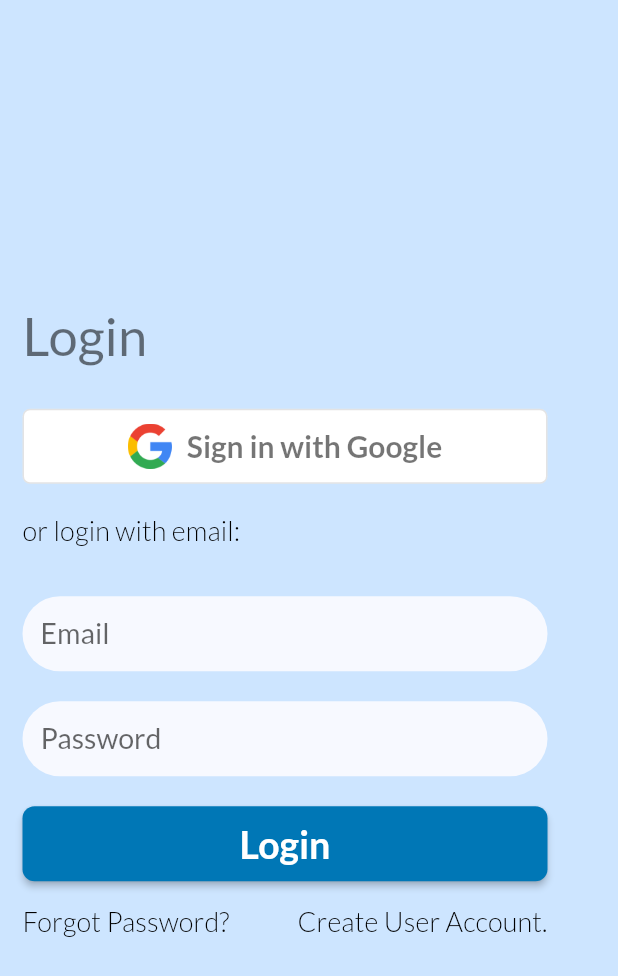
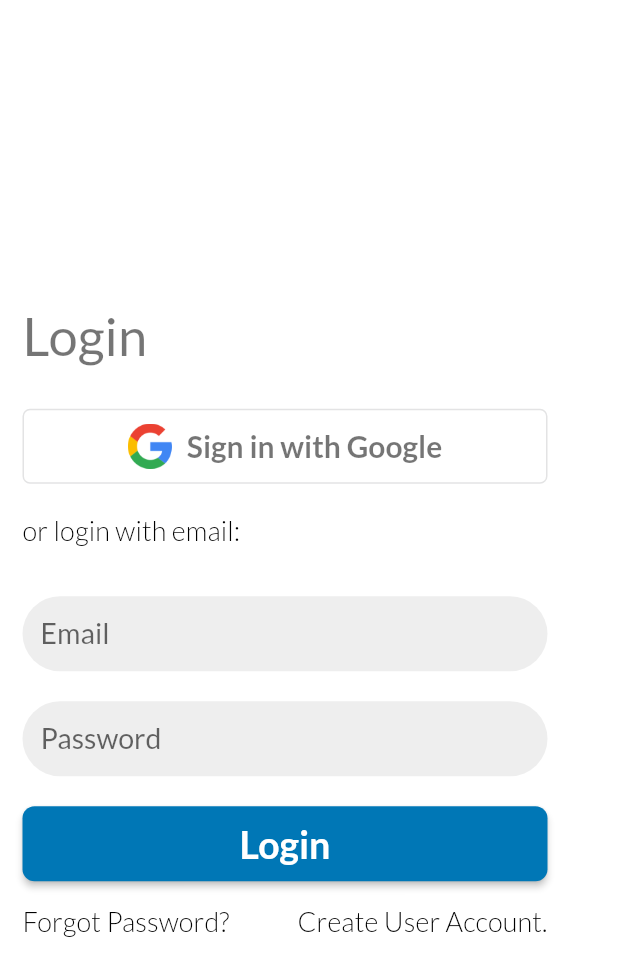
Before and after one commit to iieo/doctor_pert, a Flutter app: the LoginContainer widget shown alone on an empty page, opened directly, on a phone screen of 412 x 824 dp. Shown: the top 976 px of the screen. Run offline on Flutter 3.47's test engine with Material 2 defaults, Android fonts, the light colour scheme and no system bars; our stand-ins replace cloud_firestore, firebase_auth, firebase_core, flutter_map, geolocator, go_router and 2 more; missing offline and left inert: flutter_osm_plugin, g_recaptcha_v3, local_hero; accounts and stored records are empty; project files that could hold a hidden picture were left out.

Commit message:
basic functionality

```diff
--- a/lib/navigation/routing.dart
+++ b/lib/navigation/routing.dart
@@ -6,6 +6,9 @@ import 'package:flutter/material.dart';
 import 'package:go_router/go_router.dart';
 import 'package:latlong2/latlong.dart';
 
+import '../screens/authentication/authentication_screen.dart';
+import '../screens/authentication/login_screen.dart';
+import '../screens/authentication/sign_up_screen.dart';
 import 'change_notifier.dart';
 
 final _rootNavigatorKey = GlobalKey<NavigatorState>();
@@ -26,20 +29,20 @@ final GoRouter router = GoRouter(
       GoRouterRefreshStream(FirebaseAuth.instance.authStateChanges()),
   errorBuilder: (context, state) => const NotFoundScreen(),
   routes: <RouteBase>[
-    /*GoRoute(
+    GoRoute(
       path: '/login',
       pageBuilder: (BuildContext context, GoRouterState state) {
         return const NoTransitionPage(
-            child: AuthScreen(child: LoginContainer()));
+            child: AuthenticationScreen(child: LoginContainer()));
       },
     ),
     GoRoute(
       path: '/signup',
       pageBuilder: (BuildContext context, GoRouterState state) {
         return const NoTransitionPage(
-            child: AuthScreen(child: SignUpContainer()));
+            child: AuthenticationScreen(child: SignUpContainer()));
       },
-    )*/
+    ),
     ShellRoute(
         navigatorKey: _shellNavigatorKey,
         pageBuilder: (context, state, child) {
--- a/lib/theme/theme_data.dart
+++ b/lib/theme/theme_data.dart
@@ -41,11 +41,11 @@ final ThemeData lightTheme = ThemeData(
   primaryColor: primaryColor,
   colorScheme: colorScheme,
   appBarTheme: const AppBarTheme(backgroundColor: primaryColor),
-  scaffoldBackgroundColor: colorScheme.primaryContainer,
+  scaffoldBackgroundColor: Colors.white,
   dialogBackgroundColor: colorScheme.secondaryContainer,
   inputDecorationTheme: InputDecorationTheme(
     filled: true,
-    fillColor: colorScheme.background,
+    fillColor: Colors.grey[200],
     border: const OutlineInputBorder(
         borderSide: BorderSide.none,
         borderRadius: BorderRadius.all(Radius.circular(100))),
@@ -58,13 +58,14 @@ final ThemeData lightTheme = ThemeData(
       borderSide: BorderSide.none,
     ),
     errorBorder: OutlineInputBorder(
-      borderRadius: BorderRadius.circular(defaultRadius),
-      borderSide: BorderSide(color: colorScheme.errorContainer),
+      borderRadius: BorderRadius.circular(100),
+      borderSide: BorderSide(color: colorScheme.error),
     ),
     focusedErrorBorder: OutlineInputBorder(
-      borderRadius: BorderRadius.circular(defaultRadius),
-      borderSide: BorderSide(color: colorScheme.errorContainer),
+      borderRadius: BorderRadius.circular(100),
+      borderSide: BorderSide(color: colorScheme.error),
     ),
+    errorStyle: TextStyle(color: colorScheme.errorContainer, fontSize: 0.001),
   ),
   textTheme: TextTheme(
       headlineLarge:
```
Also changed, not shown: lib/handler/authentication_handler.dart (+2 -7 lines), lib/screens/authentication/authentication_screen.dart (+18 -0 lines), lib/screens/authentication/login_screen.dart (+20 -16 lines), lib/screens/authentication/sign_up_screen.dart (+22 -16 lines), lib/screens/shells/nav_bar/navigation_bar.dart (+10 -4 lines), 1 other file.
